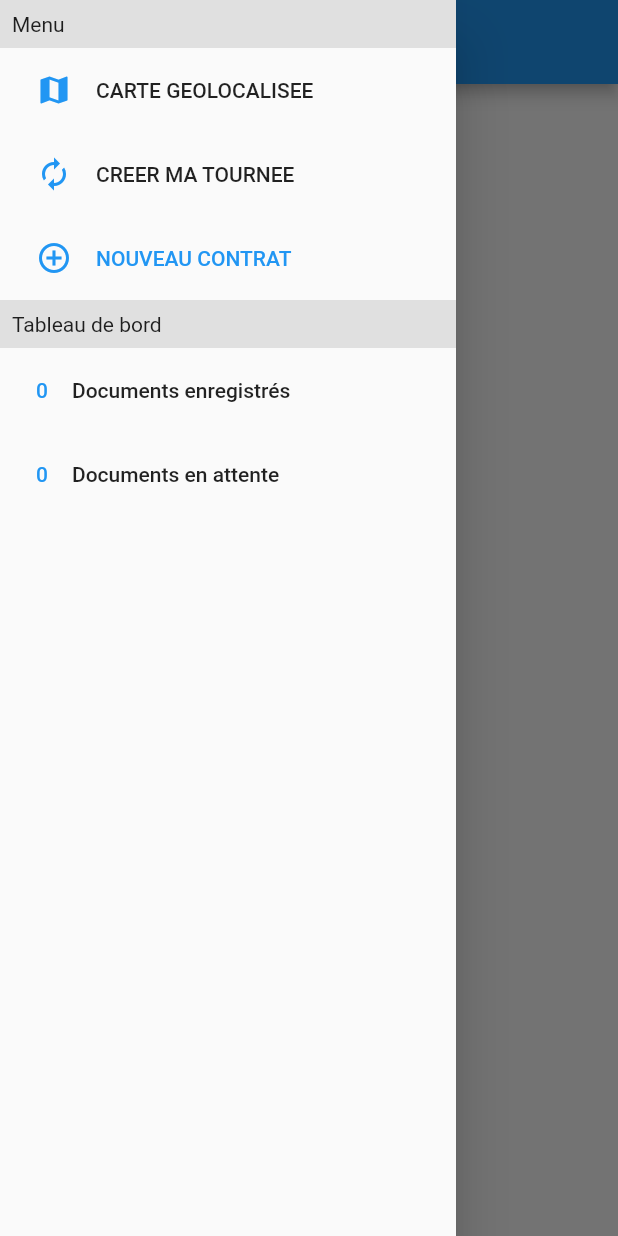
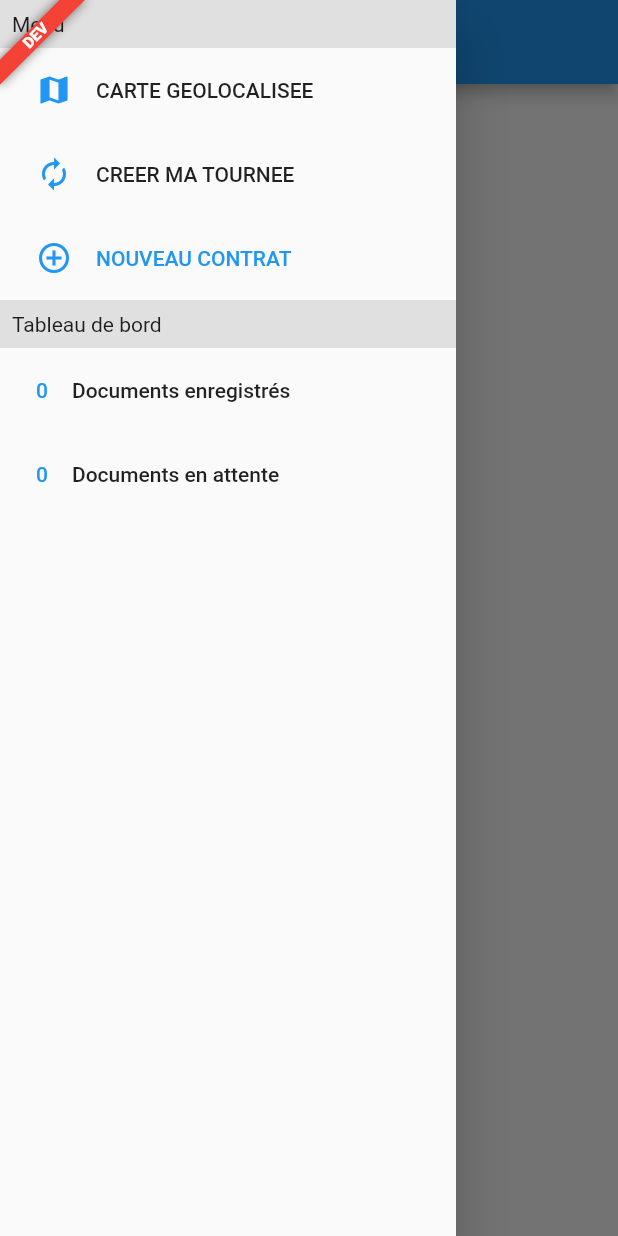
Before and after one commit to Petrol-/flutter_maps, a Flutter app: the NewContractPage screen opened by its route, with the side drawer open, on a phone screen of 412 x 824 dp. Run offline on Flutter 3.47's test engine with Material 2 defaults, Android fonts, the phone set to English and light mode, and no system bars; our stand-ins replace flutter_mobx, google_maps_flutter, mobx; generated files the repository leaves out were written again.

Commit message:
Add flavor banner

```diff
--- a/lib/application.dart
+++ b/lib/application.dart
@@ -4,18 +4,13 @@ import 'package:flutter_maps/core/stores/application_store.dart';
 import 'package:flutter_maps/features/application_view.dart';
 import 'package:provider/provider.dart';
 
-
 class Application extends StatelessWidget {
   @override
   Widget build(BuildContext context) {
     return MultiProvider(
       providers: [
-        Provider<ApplicationStore>(
-          builder: (_) => ApplicationStore(),
-        ),
-        Provider<NavigationService>(
-          builder: (_) => NavigationService(),
-        )
+        Provider.value(value: ApplicationStore()),
+        Provider.value(value: NavigationService()),
       ],
       child: ApplicationView(),
     );
--- /dev/null
+++ b/lib/config/flavor_banner.dart
@@ -0,0 +1,50 @@
+import 'package:flutter/material.dart';
+import 'package:flutter_maps/config/flavor_config.dart';
+
+class FlavorBanner extends StatelessWidget {
+  final Widget child;
+  BannerConfig bannerConfig;
+  FlavorBanner({@required this.child});
+
+  @override
+  Widget build(BuildContext context) {
+    if(FlavorConfig.isProduction()) return child;
+    bannerConfig ??= _getDefaultBanner();
+    return Stack(
+      children: <Widget>[
+        child,
+        _buildBanner(context)
+      ],
+    );
+  }
+
+  BannerConfig _getDefaultBanner() {
+    return BannerConfig(
+      bannerName: FlavorConfig.instance.name,
+      bannerColor: FlavorConfig.instance.color
+    );
+  }
+  Widget _buildBanner(BuildContext context) {
+    return Container(
+      width: 50,
+      height: 50,
+      child: CustomPaint(
+        painter: BannerPainter(
+          message: bannerConfig.bannerName,
+          textDirection: Directionality.of(context),
+          layoutDirection: Directionality.of(context),
+          location: BannerLocation.topStart,
+          color: bannerConfig.bannerColor
+        ),
+      ),
+    );
+  }
+}
+
+class BannerConfig {
+  final String bannerName;
+  final Color bannerColor;
+  BannerConfig({
+    @required this.bannerName,
+    @required this.bannerColor});
+}
--- a/lib/features/application_view.dart
+++ b/lib/features/application_view.dart
@@ -1,14 +1,13 @@
 import 'package:flutter/cupertino.dart';
 import 'package:flutter/material.dart';
 import 'package:flutter_maps/core/services/navigation_service.dart';
-import 'package:flutter_maps/features/map/pages/map_page.dart';
 import 'package:flutter_maps/router.dart';
+import 'package:flutter_maps/routes.dart';
 import 'package:provider/provider.dart';
 
 class ApplicationView extends StatelessWidget {
   @override
   Widget build(BuildContext context) {
-
     final navigationService = Provider.of<NavigationService>(context);
 
     return MaterialApp(
@@ -26,8 +25,8 @@ class ApplicationView extends StatelessWidget {
         backgroundColor: Colors.white,
       ),
       navigatorKey: navigationService.navigatorKey,
-        initialRoute: "home",
+      initialRoute: Routes.home,
       onGenerateRoute: Router.generateRoutes,
-        home: MapPage());
+    );
   }
 }
--- a/lib/router.dart
+++ b/lib/router.dart
@@ -1,22 +1,27 @@
 import 'package:flutter/material.dart';
+import 'package:flutter_maps/config/flavor_banner.dart';
 import 'package:flutter_maps/features/map/pages/map_page.dart';
 import 'package:flutter_maps/features/new_contract/pages/new_contract_page.dart';
 import 'package:flutter_maps/routes.dart';
 
 class Router {
   static Route<dynamic> generateRoutes(RouteSettings settings) {
-    if (settings.isInitialRoute)
-      return MaterialPageRoute(builder: (_) => MapPage());
-
     switch (settings.name) {
       case Routes.home:
-        return MaterialPageRoute(builder: (_) => MapPage());
+        return _wrapPage(MapPage());
         break;
       case Routes.newContract:
-        return MaterialPageRoute( builder: (_) => NewContractPage());
+        return _wrapPage(NewContractPage());
         break;
       default:
-        return MaterialPageRoute(builder: (_) => MapPage());
+        return _wrapPage(MapPage());
     }
   }
+
+  static Route<dynamic> _wrapPage(Widget page) {
+    return MaterialPageRoute(
+        builder: (_) => FlavorBanner(
+              child: page,
+            ));
+  }
 }
```
Lines whose indentation alone changed are shown as unchanged.
